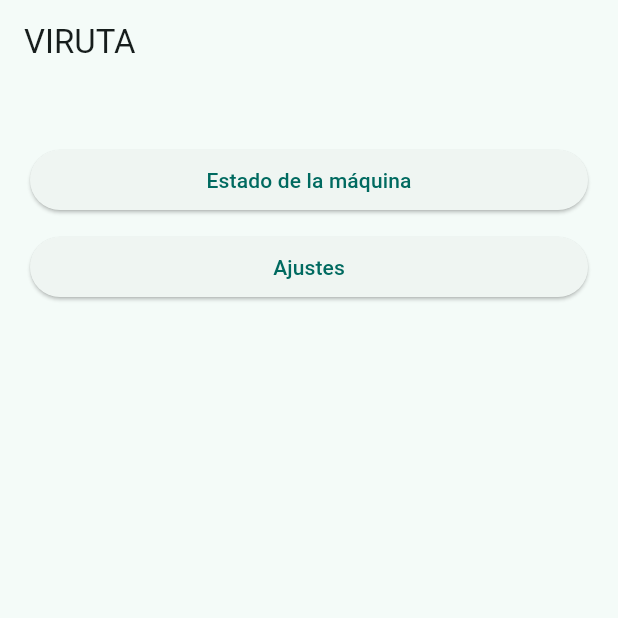
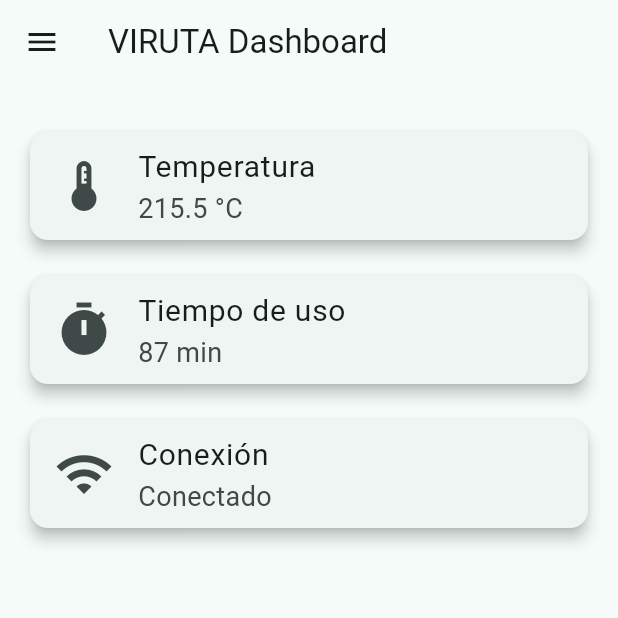
Before and after one commit to DavidGrueso/viruta-app, a Flutter app: the HomePage screen opened directly, on a phone screen of 412 x 824 dp, the top half of it. Run offline on Flutter 3.47's test engine with Material 3 defaults, Android fonts, the phone set to English and light mode, and no system bars; our stand-ins replace flutter_signin_button.

```diff
--- a/lib/main.dart
+++ b/lib/main.dart
@@ -1,22 +1,40 @@
 import 'package:flutter/material.dart';
-import 'pages/home.dart';
+import 'pages/auth.dart';
 
 void main() {
   runApp(const VirutaApp());
 }
 
-class VirutaApp extends StatelessWidget {
+class VirutaApp extends StatefulWidget {
   const VirutaApp({super.key});
+
+  @override
+  State<VirutaApp> createState() => _VirutaAppState();
+}
+
+class _VirutaAppState extends State<VirutaApp> {
+  bool isDarkMode = false;
 
   @override
   Widget build(BuildContext context) {
     return MaterialApp(
       title: 'VIRUTA',
+      debugShowCheckedModeBanner: false,
+      themeMode: isDarkMode ? ThemeMode.dark : ThemeMode.light,
       theme: ThemeData(
+        useMaterial3: true,
+        brightness: Brightness.light,
         colorSchemeSeed: Colors.teal,
+      ),
+      darkTheme: ThemeData(
         useMaterial3: true,
+        brightness: Brightness.dark,
+        colorSchemeSeed: Colors.teal,
       ),
-      home: const HomePage(),
+      //home: AuthPage(toggleTheme: () {
+      //  setState(() => isDarkMode = !isDarkMode);
+      //}),
+      home: const AuthPage(),
     );
   }
 }
--- a/lib/pages/home.dart
+++ b/lib/pages/home.dart
@@ -1,44 +1,69 @@
 import 'package:flutter/material.dart';
-import 'status.dart';
-import 'settings.dart';
+import 'menu.dart';
+import '../widgets/viruta_card.dart';
+import '../services/mock.dart';
 
-class HomePage extends StatelessWidget {
+class HomePage extends StatefulWidget {
   const HomePage({super.key});
+
+  @override
+  State<HomePage> createState() => _HomePageState();
+}
+
+class _HomePageState extends State<HomePage> {
+
+  double temp = 0;
+  String connection = "Desconectado";
+  int timeUsedMin = 0;
+
+  @override
+  void initState() {
+    super.initState();
+    loadData();
+  }
+
+  void loadData() async {
+    var data = await MockAPI.getStatus();
+    setState(() {
+      temp = data["temp"];
+      timeUsedMin = data["usageMin"];
+      connection = data["connected"] ? "Conectado" : "Desconectado";
+    });
+  }
 
   @override
   Widget build(BuildContext context) {
     return Scaffold(
       appBar: AppBar(
-        title: const Text("VIRUTA"),
+        title: const Text("VIRUTA Dashboard"),
+        leading: IconButton(
+          icon: const Icon(Icons.menu),
+          onPressed: () {
+            Navigator.push(
+              context,
+              MaterialPageRoute(builder: (_) => const MenuPage()),
+            );
+          },
+        ),
       ),
       body: Padding(
         padding: const EdgeInsets.all(20),
         child: Column(
-          crossAxisAlignment: CrossAxisAlignment.stretch,
           children: [
-
-            const SizedBox(height: 20),
-
-            ElevatedButton(
-              onPressed: () {
-                Navigator.push(
-                  context,
-                  MaterialPageRoute(builder: (_) => const StatusPage()),
-                );
-              },
-              child: const Text("Estado de la máquina"),
+            VirutaCard(
+              title: "Temperatura",
+              value: "$temp °C",
+              icon: Icons.thermostat,
             ),
-
-            const SizedBox(height: 10),
-
-            ElevatedButton(
-              onPressed: () {
-                Navigator.push(
-                  context,
-                  MaterialPageRoute(builder: (_) => const SettingsPage()),
-                );
-              },
-              child: const Text("Ajustes"),
+            VirutaCard(
+              title: "Tiempo de uso",
+              value: "${timeUsedMin} min",
+              icon: Icons.timer,
+            ),
+            VirutaCard(
+              title: "Conexión",
+              value: connection,
+              icon: Icons.wifi,
             ),
           ],
         ),
--- /dev/null
+++ b/lib/services/mock.dart
@@ -0,0 +1,10 @@
+class MockAPI {
+  static Future<Map<String, dynamic>> getStatus() async {
+    await Future.delayed(const Duration(milliseconds: 200));
+    return {
+      "temp": 215.5,
+      "usageMin": 87,
+      "connected": true
+    };
+  }
+}
--- /dev/null
+++ b/lib/widgets/viruta_card.dart
@@ -0,0 +1,27 @@
+import 'package:flutter/material.dart';
+
+class VirutaCard extends StatelessWidget {
+  final String title;
+  final String value;
+  final IconData icon;
+
+  const VirutaCard({
+    super.key,
+    required this.title,
+    required this.value,
+    required this.icon,
+  });
+
+  @override
+  Widget build(BuildContext context) {
+    return Card(
+      elevation: 4,
+      margin: const EdgeInsets.symmetric(vertical: 12),
+      child: ListTile(
+        leading: Icon(icon, size: 40),
+        title: Text(title, style: const TextStyle(fontSize: 20)),
+        subtitle: Text(value, style: const TextStyle(fontSize: 18)),
+      ),
+    );
+  }
+}
```
Also changed, not shown: lib/pages/auth.dart (added, +251 -0 lines), lib/pages/menu.dart (added, +37 -0 lines), lib/pages/settings.dart (+17 -16 lines), lib/pages/status.dart (deleted, +0 -30 lines), pubspec.yaml (+4 -3 lines), lib/assets/viruta_logo.png (added), lib/widgets/viruta_button.dart (added), pubspec.lock.
